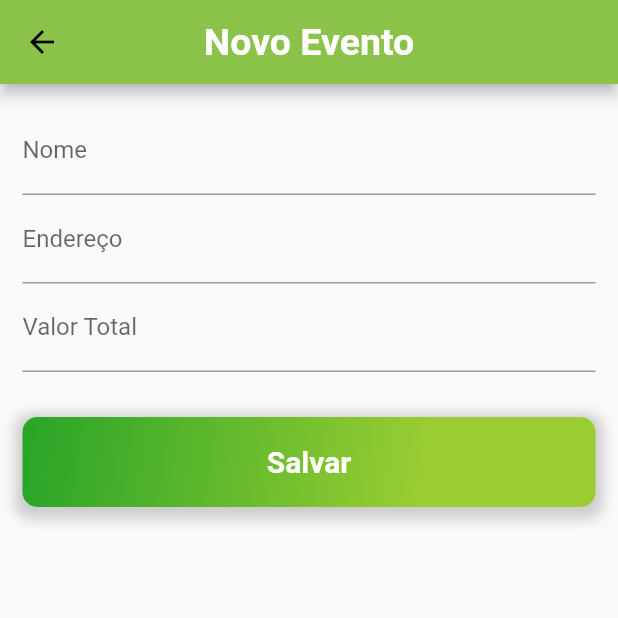
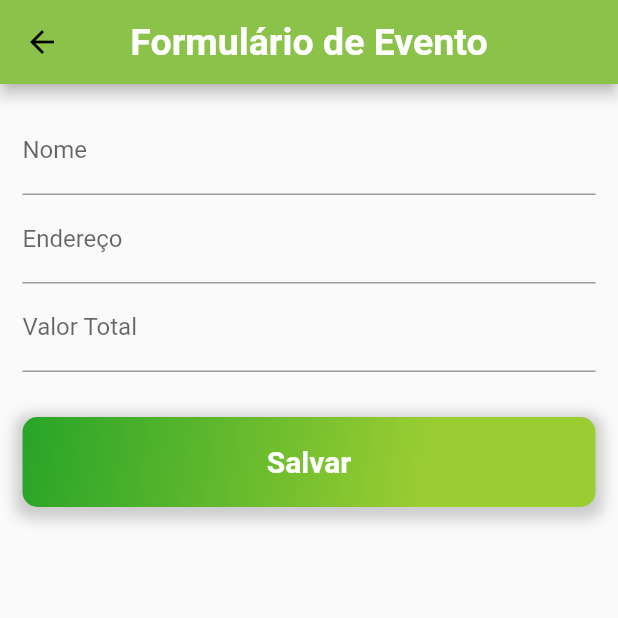
Before and after one commit to emersonvm/RachaApp, a Flutter app: the EventFormPage screen opened by its route, on a phone screen of 412 x 824 dp, the top half of it. Run offline on Flutter 3.47's test engine with Material 2 defaults, Android fonts, the phone set to English and light mode, and no system bars; our stand-ins replace cloud_firestore, firebase_core, shared_preferences; accounts and stored records are empty.

Commit message:
atualizações detalhes de eventos

```diff
--- a/racha_app/lib/components/login_form.dart
+++ b/racha_app/lib/components/login_form.dart
@@ -1,4 +1,5 @@
 import 'package:cloud_firestore/cloud_firestore.dart';
+import 'package:firebase_core/firebase_core.dart';
 import 'package:flutter/material.dart';
 import 'package:provider/provider.dart';
 import 'package:racha_app/Exceptions/auth_exception.dart';
@@ -25,6 +26,7 @@ class _LoginFormState extends State<LoginForm> {
   Map<String, String> _loginDataForm = {
     'email': '',
     'password': '',
+    'username': '',
   };
 
   bool _isLogin() => _authMode == AuthMode.Login;
@@ -133,6 +135,9 @@ class _LoginFormState extends State<LoginForm> {
                           return null;
                         },
                       ),
+                    SizedBox(
+                      height: 10,
+                    ),
                     if (_isLogin())
                       TextFormField(
                         decoration: InputDecoration(
--- a/racha_app/lib/models/event.dart
+++ b/racha_app/lib/models/event.dart
@@ -8,6 +8,7 @@ class Event with ChangeNotifier {
   final String id;
   final String image = 'package:';
   final String name;
+  final double paidValue = 15;
   final double totalValue;
   final double missingValue = 0;
 
--- a/racha_app/lib/pages/event_detail_page.dart
+++ b/racha_app/lib/pages/event_detail_page.dart
@@ -34,7 +34,7 @@ class EventDetailPage extends StatelessWidget {
           ),
           SizedBox(height: 10),
           Text(
-            'Valor faltante: R\$ ${event.missingValue}',
+            'Valor faltante: R\$ ${-(event.paidValue - event.totalValue)}',
             textAlign: TextAlign.center,
             style: TextStyle(
               color: Colors.grey,
--- a/racha_app/lib/pages/event_form_page.dart
+++ b/racha_app/lib/pages/event_form_page.dart
@@ -91,7 +91,7 @@ class _ProductFormPageState extends State<EventFormPage> {
       appBar: AppBar(
         centerTitle: true,
         title: Text(
-          'Novo Evento',
+          'Formulário de Evento',
           style: TextStyle(
             color: Colors.white,
             fontSize: 25,
--- a/racha_app/lib/pages/events_page.dart
+++ b/racha_app/lib/pages/events_page.dart
@@ -20,7 +20,7 @@ class EventsPage extends StatelessWidget {
       appBar: AppBar(
         centerTitle: true,
         title: Text(
-          'Eventos',
+          'Gerenciar Eventos',
           style: TextStyle(
             fontWeight: FontWeight.bold,
             color: Colors.white,
```
